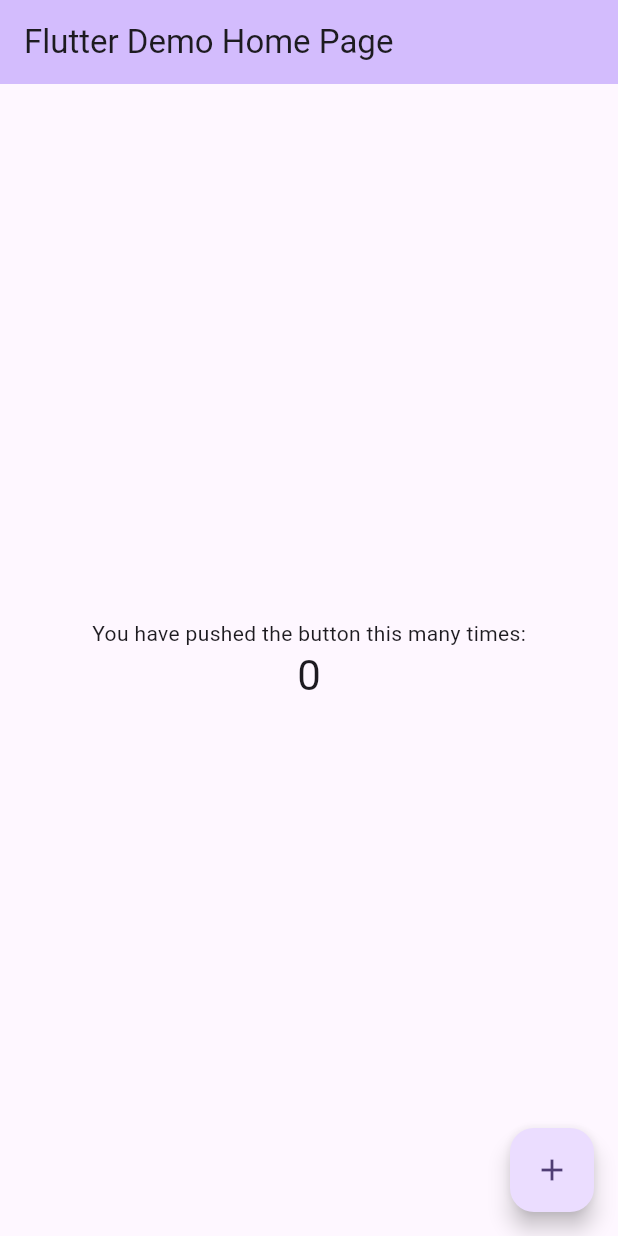
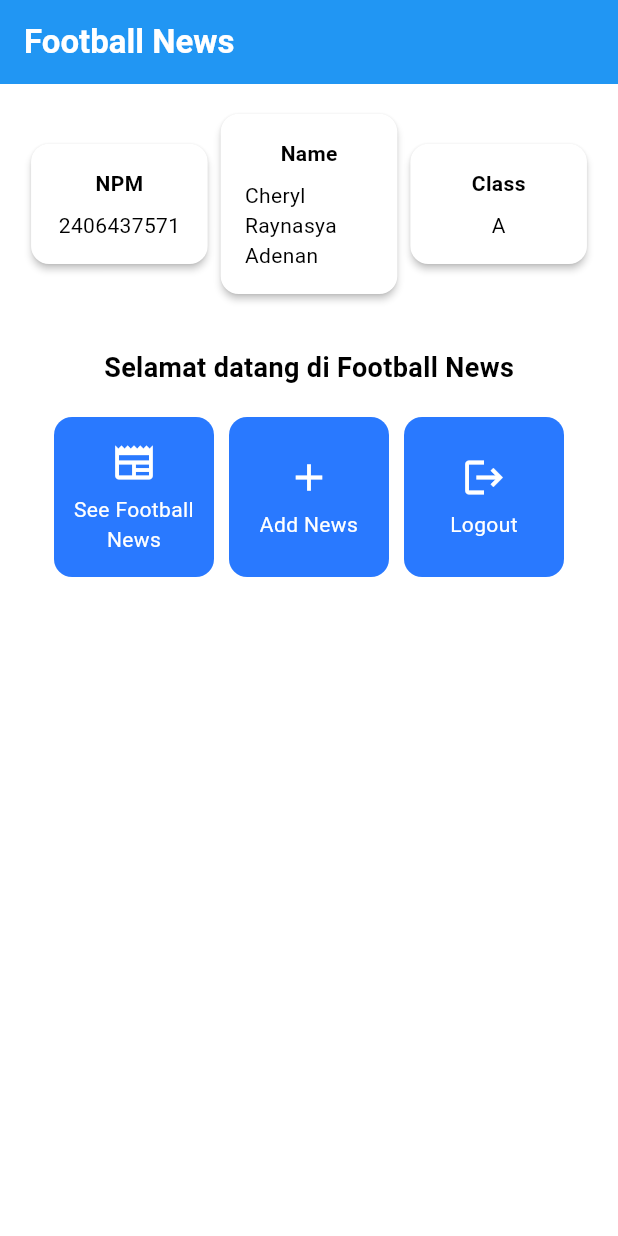
Before and after one commit to cheraynasya/football-news-mobile, a Flutter app: the screen it shows after launch, on a phone screen of 412 x 824 dp. Run offline on Flutter 3.47's test engine with Material 3 defaults, Android fonts, the phone set to English and light mode, and no system bars.

Commit message:
tutorial 6 selesai

```diff
--- a/lib/main.dart
+++ b/lib/main.dart
@@ -1,3 +1,4 @@
+import 'package:football_news/menu.dart';
 import 'package:flutter/material.dart';
 
 void main() {
@@ -13,110 +14,10 @@ class MyApp extends StatelessWidget {
     return MaterialApp(
       title: 'Flutter Demo',
       theme: ThemeData(
-        // This is the theme of your application.
-        //
-        // TRY THIS: Try running your application with "flutter run". You'll see
-        // the application has a purple toolbar. Then, without quitting the app,
-        // try changing the seedColor in the colorScheme below to Colors.green
-        // and then invoke "hot reload" (save your changes or press the "hot
-        // reload" button in a Flutter-supported IDE, or press "r" if you used
-        // the command line to start the app).
-        //
-        // Notice that the counter didn't reset back to zero; the application
-        // state is not lost during the reload. To reset the state, use hot
-        // restart instead.
-        //
-        // This works for code too, not just values: Most code changes can be
-        // tested with just a hot reload.
-        colorScheme: ColorScheme.fromSeed(seedColor: Colors.deepPurple),
+         colorScheme: ColorScheme.fromSwatch(primarySwatch: Colors.blue)
+         .copyWith(secondary: Colors.blueAccent[400]),
       ),
-      home: const MyHomePage(title: 'Flutter Demo Home Page'),
+      home: MyHomePage(),
     );
   }
 }
-
-class MyHomePage extends StatefulWidget {
-  const MyHomePage({super.key, required this.title});
-
-  // This widget is the home page of your application. It is stateful, meaning
-  // that it has a State object (defined below) that contains fields that affect
-  // how it looks.
-
-  // This class is the configuration for the state. It holds the values (in this
-  // case the title) provided by the parent (in this case the App widget) and
-  // used by the build method of the State. Fields in a Widget subclass are
-  // always marked "final".
-
-  final String title;
-
-  @override
-  State<MyHomePage> createState() => _MyHomePageState();
-}
-
-class _MyHomePageState extends State<MyHomePage> {
-  int _counter = 0;
-
-  void _incrementCounter() {
-    setState(() {
-      // This call to setState tells the Flutter framework that something has
-      // changed in this State, which causes it to rerun the build method below
-      // so that the display can reflect the updated values. If we changed
-      // _counter without calling setState(), then the build method would not be
-      // called again, and so nothing would appear to happen.
-      _counter++;
-    });
-  }
-
-  @override
-  Widget build(BuildContext context) {
-    // This method is rerun every time setState is called, for instance as done
-    // by the _incrementCounter method above.
-    //
-    // The Flutter framework has been optimized to make rerunning build methods
-    // fast, so that you can just rebuild anything that needs updating rather
-    // than having to individually change instances of widgets.
-    return Scaffold(
-      appBar: AppBar(
-        // TRY THIS: Try changing the color here to a specific color (to
-        // Colors.amber, perhaps?) and trigger a hot reload to see the AppBar
-        // change color while the other colors stay the same.
-        backgroundColor: Theme.of(context).colorScheme.inversePrimary,
-        // Here we take the value from the MyHomePage object that was created by
-        // the App.build method, and use it to set our appbar title.
-        title: Text(widget.title),
-      ),
-      body: Center(
-        // Center is a layout widget. It takes a single child and positions it
-        // in the middle of the parent.
-        child: Column(
-          // Column is also a layout widget. It takes a list of children and
-          // arranges them vertically. By default, it sizes itself to fit its
-          // children horizontally, and tries to be as tall as its parent.
-          //
-          // Column has various properties to control how it sizes itself and
-          // how it positions its children. Here we use mainAxisAlignment to
-          // center the children vertically; the main axis here is the vertical
-          // axis because Columns are vertical (the cross axis would be
-          // horizontal).
-          //
-          // TRY THIS: Invoke "debug painting" (choose the "Toggle Debug Paint"
-          // action in the IDE, or press "p" in the console), to see the
-          // wireframe for each widget.
-          mainAxisAlignment: MainAxisAlignment.center,
-          children: <Widget>[
-            const Text('You have pushed the button this many times:'),
-            Text(
-              '$_counter',
-              style: Theme.of(context).textTheme.headlineMedium,
-            ),
-          ],
-        ),
-      ),
-      floatingActionButton: FloatingActionButton(
-        onPressed: _incrementCounter,
-        tooltip: 'Increment',
-        child: const Icon(Icons.add),
-      ), // This trailing comma makes auto-formatting nicer for build methods.
-    );
-  }
-}
--- /dev/null
+++ b/lib/menu.dart
@@ -0,0 +1,188 @@
+import 'package:flutter/material.dart';
+
+class MyHomePage extends StatelessWidget {
+  MyHomePage({super.key});
+
+  final String nama = "Cheryl Raynasya Adenan"; //nama
+  final String npm = "2406437571"; //npm
+  final String kelas = "A"; //kelas
+
+  final List<ItemHomepage> items = [
+    ItemHomepage("See Football News", Icons.newspaper),
+    ItemHomepage("Add News", Icons.add),
+    ItemHomepage("Logout", Icons.logout),
+  ];
+
+  @override
+  Widget build(BuildContext context) {
+    // Scaffold menyediakan struktur dasar halaman dengan AppBar dan body.
+    return Scaffold(
+      // AppBar adalah bagian atas halaman yang menampilkan judul.
+      appBar: AppBar(
+        // Judul aplikasi "Football News" dengan teks putih dan tebal.
+        title: const Text(
+          'Football News',
+          style: TextStyle(
+            color: Colors.white,
+            fontWeight: FontWeight.bold,
+          ),
+        ),
+        // Warna latar belakang AppBar diambil dari skema warna tema aplikasi.
+        backgroundColor: Theme.of(context).colorScheme.primary,
+      ),
+      // Body halaman dengan padding di sekelilingnya.
+      body: Padding(
+        padding: const EdgeInsets.all(16.0),
+        // Menyusun widget secara vertikal dalam sebuah kolom.
+        child: Column(
+          crossAxisAlignment: CrossAxisAlignment.center,
+          children: [
+            // Row untuk menampilkan 3 InfoCard secara horizontal.
+            Row(
+              mainAxisAlignment: MainAxisAlignment.spaceEvenly,
+              children: [
+                InfoCard(title: 'NPM', content: npm),
+                InfoCard(title: 'Name', content: nama),
+                InfoCard(title: 'Class', content: kelas),
+              ],
+            ),
+
+            // Memberikan jarak vertikal 16 unit.
+            const SizedBox(height: 16.0),
+
+            // Menempatkan widget berikutnya di tengah halaman.
+            Center(
+              child: Column(
+                // Menyusun teks dan grid item secara vertikal.
+
+                children: [
+                  // Menampilkan teks sambutan dengan gaya tebal dan ukuran 18.
+                  const Padding(
+                    padding: EdgeInsets.only(top: 16.0),
+                    child: Text(
+                      'Selamat datang di Football News',
+                      style: TextStyle(
+                        fontWeight: FontWeight.bold,
+                        fontSize: 18.0,
+                      ),
+                    ),
+                  ),
+
+                  // Grid untuk menampilkan ItemCard dalam bentuk grid 3 kolom.
+                  GridView.count(
+                    primary: true,
+                    padding: const EdgeInsets.all(20),
+                    crossAxisSpacing: 10,
+                    mainAxisSpacing: 10,
+                    crossAxisCount: 3,
+                    // Agar grid menyesuaikan tinggi kontennya.
+                    shrinkWrap: true,
+
+                    // Menampilkan ItemCard untuk setiap item dalam list items.
+                    children: items.map((ItemHomepage item) {
+                      return ItemCard(item);
+                    }).toList(),
+                  ),
+                ],
+              ),
+            ),
+          ],
+        ),
+      ),
+    );
+  }
+}
+
+class InfoCard extends StatelessWidget {
+  // Kartu informasi yang menampilkan title dan content.
+
+  final String title;  // Judul kartu.
+  final String content;  // Isi kartu.
+
+  const InfoCard({super.key, required this.title, required this.content});
+
+  @override
+  Widget build(BuildContext context) {
+    return Card(
+      // Membuat kotak kartu dengan bayangan dibawahnya.
+      elevation: 2.0,
+      child: Container(
+        // Mengatur ukuran dan jarak di dalam kartu.
+        width: MediaQuery.of(context).size.width / 3.5, // menyesuaikan dengan lebar device yang digunakan.
+        padding: const EdgeInsets.all(16.0),
+        // Menyusun title dan content secara vertikal.
+        child: Column(
+          children: [
+            Text(
+              title,
+              style: const TextStyle(fontWeight: FontWeight.bold),
+            ),
+            const SizedBox(height: 8.0),
+            Text(content),
+          ],
+        ),
+      ),
+    );
+  }
+}
+
+class ItemHomepage {
+  final String name;
+  final IconData icon;
+
+  ItemHomepage(this.name, this.icon);
+}
+
+class ItemCard extends StatelessWidget {
+  // Menampilkan kartu dengan ikon dan nama.
+
+  final ItemHomepage item;
+
+  const ItemCard(this.item, {super.key});
+
+  @override
+  Widget build(BuildContext context) {
+    return Material(
+      // Menentukan warna latar belakang dari tema aplikasi.
+      color: Theme.of(context).colorScheme.secondary,
+      // Membuat sudut kartu melengkung.
+      borderRadius: BorderRadius.circular(12),
+
+      child: InkWell(
+        // Aksi ketika kartu ditekan.
+        onTap: () {
+          // Menampilkan pesan SnackBar saat kartu ditekan.
+          ScaffoldMessenger.of(context)
+            ..hideCurrentSnackBar()
+            ..showSnackBar(
+                SnackBar(content: Text("Kamu telah menekan tombol ${item.name}!"))
+            );
+        },
+        // Container untuk menyimpan Icon dan Text
+        child: Container(
+          padding: const EdgeInsets.all(8),
+          child: Center(
+            child: Column(
+              // Menyusun ikon dan teks di tengah kartu.
+              mainAxisAlignment: MainAxisAlignment.center,
+              children: [
+                Icon(
+                  item.icon,
+                  color: Colors.white,
+                  size: 30.0,
+                ),
+                const Padding(padding: EdgeInsets.all(3)),
+                Text(
+                  item.name,
+                  textAlign: TextAlign.center,
+                  style: const TextStyle(color: Colors.white),
+                ),
+              ],
+            ),
+          ),
+        ),
+      ),
+    );
+  }
+
+}
```
